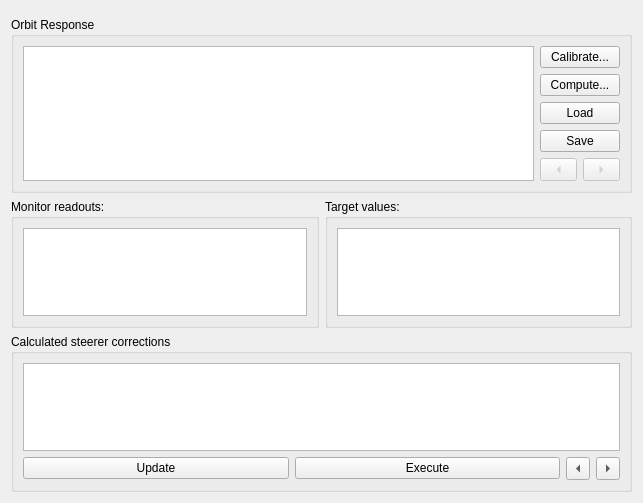
Before: the Qt Designer form src/madgui/widget/correct/mor_dialog.ui in hibtc/madgui, drawn with Qt 5.
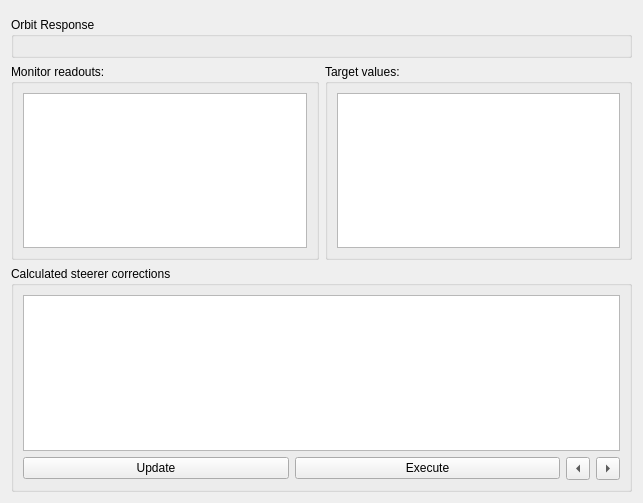
After: the same form once the commit is applied. Custom widgets are drawn as their Qt base class.

Commit message: Split off ORM table as separate widget

The edit to the form file:
```diff
--- a/src/madgui/widget/correct/mor_dialog.ui
+++ b/src/madgui/widget/correct/mor_dialog.ui
@@ -100,100 +100,9 @@
      <property name="title">
       <string>Orbit Response</string>
      </property>
-     <layout class="QHBoxLayout" name="horizontalLayout">
+     <layout class="QHBoxLayout">
       <item>
-       <layout class="QGridLayout" name="gridLayout_2">
-        <item row="1" column="0">
-         <widget class="TableView" name="ormTable"/>
-        </item>
-        <item row="1" column="1">
-         <layout class="QVBoxLayout" name="verticalLayout">
-          <item>
-           <widget class="QPushButton" name="measureButton">
-            <property name="text">
-             <string>Calibrate...</string>
-            </property>
-           </widget>
-          </item>
-          <item>
-           <widget class="QPushButton" name="computeButton">
-            <property name="text">
-             <string>Compute...</string>
-            </property>
-           </widget>
-          </item>
-          <item>
-           <widget class="QPushButton" name="loadButton">
-            <property name="text">
-             <string>Load</string>
-            </property>
-           </widget>
-          </item>
-          <item>
-           <widget class="QPushButton" name="saveButton">
-            <property name="text">
-             <string>Save</string>
-            </property>
-           </widget>
-          </item>
-          <item>
-           <layout class="QHBoxLayout" name="horizontalLayout_2">
-            <item>
-             <widget class="QToolButton" name="prevORMButton">
-              <property name="enabled">
-               <bool>false</bool>
-              </property>
-              <property name="sizePolicy">
-               <sizepolicy hsizetype="Preferred" vsizetype="Fixed">
-                <horstretch>0</horstretch>
-                <verstretch>0</verstretch>
-               </sizepolicy>
-              </property>
-              <property name="text">
-               <string>...</string>
-              </property>
-              <property name="arrowType">
-               <enum>Qt::LeftArrow</enum>
-              </property>
-             </widget>
-            </item>
-            <item>
-             <widget class="QToolButton" name="nextORMButton">
-              <property name="enabled">
-               <bool>false</bool>
-              </property>
-              <property name="sizePolicy">
-               <sizepolicy hsizetype="Preferred" vsizetype="Fixed">
-                <horstretch>0</horstretch>
-                <verstretch>0</verstretch>
-               </sizepolicy>
-              </property>
-              <property name="text">
-               <string>...</string>
-              </property>
-              <property name="arrowType">
-               <enum>Qt::RightArrow</enum>
-              </property>
-             </widget>
-            </item>
-           </layout>
-          </item>
-          <item>
-           <spacer name="verticalSpacer">
-            <property name="orientation">
-             <enum>Qt::Vertical</enum>
-            </property>
-            <property name="sizeHint" stdset="0">
-             <size>
-              <width>20</width>
-              <height>40</height>
-             </size>
-            </property>
-           </spacer>
-          </item>
-         </layout>
-        </item>
-       </layout>
+       <widget class="ResponseTable" name="responseTable"/>
       </item>
      </layout>
     </widget>
@@ -201,11 +110,6 @@
   </layout>
  </widget>
  <customwidgets>
-  <customwidget>
-   <class>TableView</class>
-   <extends>QTableView</extends>
-   <header>madgui/widget/tableview.h</header>
-  </customwidget>
   <customwidget>
    <class>MonitorTable</class>
    <extends>QTableView</extends>
@@ -226,6 +130,11 @@
    <extends>QWidget</extends>
    <header>madgui/widget/correct/configselect.h</header>
   </customwidget>
+  <customwidget>
+   <class>ResponseTable</class>
+   <extends>QWidget</extends>
+   <header>madgui/widget/correct/responsetable.h</header>
+  </customwidget>
  </customwidgets>
  <resources/>
  <connections/>
```
The commit also changes 5 other files.
